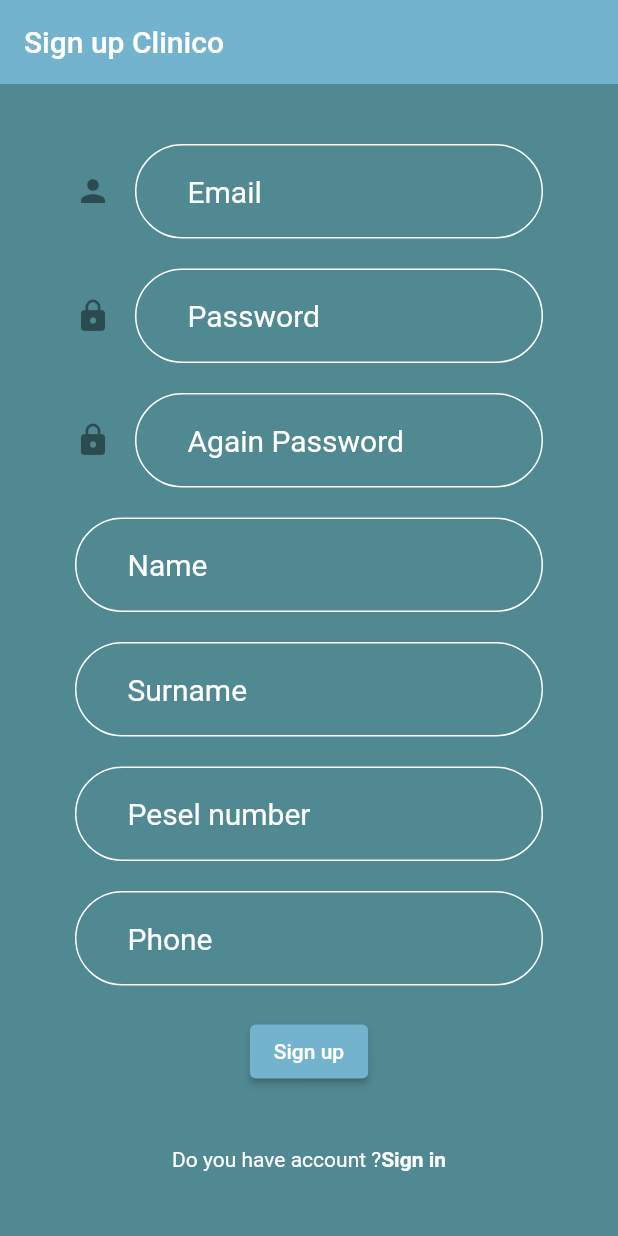
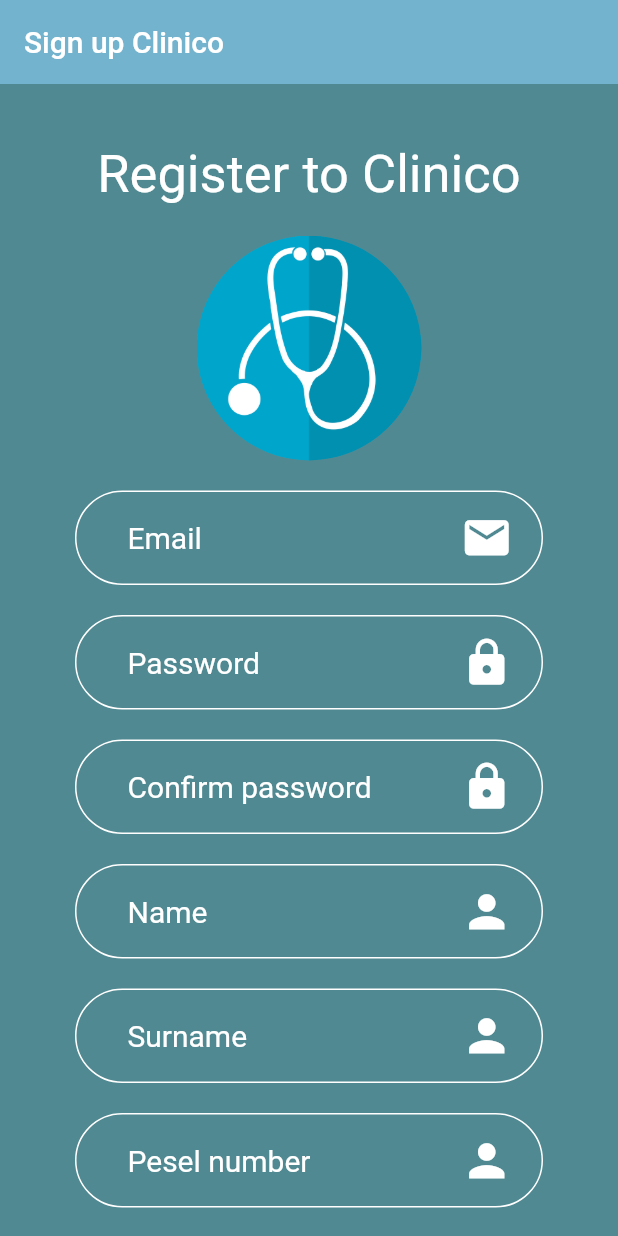
Before and after one commit to Eciric/Clinico, a Flutter app: the screen it shows after launch, after a tap on "Login", after a tap on "Sign up", on a phone screen of 412 x 824 dp. Run offline on Flutter 3.47's test engine with Material 2 defaults, Android fonts, the phone set to English and light mode, and no system bars; our stand-ins replace cloud_firestore, firebase_auth, firebase_core, flutter_spinkit; accounts and stored records are empty.

Commit message:
Login and register layout, text area to confirm..

```diff
--- a/lib/screens/authenticate/register.dart
+++ b/lib/screens/authenticate/register.dart
@@ -6,7 +6,6 @@ import 'package:clinico/style/inputdecoration.dart';
 import 'package:clinico/style/loading.dart';
 
 class Register extends StatefulWidget {
-
   final Function toggleView;
   Register({this.toggleView});
 
@@ -15,8 +14,7 @@ class Register extends StatefulWidget {
 }
 
 class _RegisterState extends State<Register> {
-
-  final AuthService _auth =AuthService();
+  final AuthService _auth = AuthService();
   final _formKey = GlobalKey<FormState>();
   bool loading = false;
 
@@ -28,11 +26,13 @@ class _RegisterState extends State<Register> {
   String surname = '';
   String pesel = '';
   String phoneNumber = '';
-  String error ='';
+  String error = '';
 
   @override
   Widget build(BuildContext context) {
-    return loading ? Loading() : Scaffold(
+    return loading
+        ? Loading()
+        : Scaffold(
             resizeToAvoidBottomInset: true,
             backgroundColor: MyColors.steelTeal,
             appBar: AppBar(
@@ -48,8 +48,35 @@ class _RegisterState extends State<Register> {
                   child: Column(
                     children: <Widget>[
                       SizedBox(height: 20.0),
+                      Text(
+                        'Register to Clinico',
+                        style: TextStyle(
+                          fontSize: 35,
+                          color: Colors.white,
+                        ),
+                      ),
+                      SizedBox(height: 20.0),
+                      Container(
+                        height: 150.0,
+                        width: 150.0,
+                        decoration: BoxDecoration(
+                          image: DecorationImage(
+                            image: AssetImage('assets/images/logo.jpg'),
+                            fit: BoxFit.fill,
+                          ),
+                          shape: BoxShape.circle,
+                        ),
+                      ),
+                      SizedBox(height: 20.0),
                       TextFormField(
-                decoration: MyDecoration.textInputDecoration.copyWith(icon: Icon(Icons.person),hintText: 'Email'),
+                        style: TextStyle(color: Colors.white, fontSize: 20),
+                        decoration: MyDecoration.textInputDecoration.copyWith(
+                          hintText: 'Email',
+                          suffixIcon: Padding(
+                              padding: EdgeInsets.symmetric(horizontal: 20),
+                              child: Icon(Icons.email,
+                                  color: Colors.white, size: 35.0)),
+                        ),
                         validator: (val) => val.isEmpty ? 'Type Email' : null,
                         onChanged: (val) {
                           setState(() => email = val);
@@ -57,41 +84,81 @@ class _RegisterState extends State<Register> {
                       ),
                       SizedBox(height: 20.0),
                       TextFormField(
-                decoration: MyDecoration.textInputDecoration.copyWith(hintText: 'Password',icon: Icon(Icons.lock)),
+                        style: TextStyle(color: Colors.white, fontSize: 20),
+                        decoration: MyDecoration.textInputDecoration.copyWith(
+                          hintText: 'Password',
+                          suffixIcon: Padding(
+                              padding: EdgeInsets.symmetric(horizontal: 20),
+                              child: Icon(Icons.lock,
+                                  color: Colors.white, size: 35.0)),
+                        ),
                         obscureText: true,
-                validator: (val) => val.length < 6 ? 'Type Password 6+ chars' : null,
+                        validator: (val) =>
+                            val.length < 6 ? 'Type Password 6+ chars' : null,
                         onChanged: (val) {
                           setState(() => password = val);
                         },
                       ),
                       SizedBox(height: 20.0),
                       TextFormField(
-                decoration: MyDecoration.textInputDecoration.copyWith(hintText: 'Again Password',icon: Icon(Icons.lock)),
+                        style: TextStyle(color: Colors.white, fontSize: 20),
+                        decoration: MyDecoration.textInputDecoration.copyWith(
+                          hintText: 'Confirm password',
+                          suffixIcon: Padding(
+                              padding: EdgeInsets.symmetric(horizontal: 20),
+                              child: Icon(Icons.lock,
+                                  color: Colors.white, size: 35.0)),
+                        ),
                         obscureText: true,
-                validator: (val) => val!=password ? 'Password must be the same' : null,
+                        validator: (val) => val != password
+                            ? 'Password must be the same'
+                            : null,
                         onChanged: (val) {
                           setState(() => password2 = val);
                         },
                       ),
                       SizedBox(height: 20.0),
                       TextFormField(
-                decoration: MyDecoration.textInputDecoration.copyWith(hintText: 'Name'),
-                validator: (val) => val.length == 0? 'Please type name' : null,
+                        style: TextStyle(color: Colors.white, fontSize: 20),
+                        decoration: MyDecoration.textInputDecoration.copyWith(
+                          hintText: 'Name',
+                          suffixIcon: Padding(
+                              padding: EdgeInsets.symmetric(horizontal: 20),
+                              child: Icon(Icons.person,
+                                  color: Colors.white, size: 35.0)),
+                        ),
+                        validator: (val) =>
+                            val.length == 0 ? 'Please type name' : null,
                         onChanged: (val) {
                           setState(() => name = val);
                         },
                       ),
                       SizedBox(height: 20.0),
                       TextFormField(
-                decoration: MyDecoration.textInputDecoration.copyWith(hintText: 'Surname'),
-                validator: (val) => val.length == 0? 'Please type surname' : null,
+                        style: TextStyle(color: Colors.white, fontSize: 20),
+                        decoration: MyDecoration.textInputDecoration.copyWith(
+                          hintText: 'Surname',
+                          suffixIcon: Padding(
+                              padding: EdgeInsets.symmetric(horizontal: 20),
+                              child: Icon(Icons.person,
+                                  color: Colors.white, size: 35.0)),
+                        ),
+                        validator: (val) =>
+                            val.length == 0 ? 'Please type surname' : null,
                         onChanged: (val) {
                           setState(() => surname = val);
                         },
                       ),
                       SizedBox(height: 20.0),
                       TextFormField(
-                decoration: MyDecoration.textInputDecoration.copyWith(hintText: 'Pesel number'),
+                        style: TextStyle(color: Colors.white, fontSize: 20),
+                        decoration: MyDecoration.textInputDecoration.copyWith(
+                          hintText: 'Pesel number',
+                          suffixIcon: Padding(
+                              padding: EdgeInsets.symmetric(horizontal: 20),
+                              child: Icon(Icons.person,
+                                  color: Colors.white, size: 35.0)),
+                        ),
                         validator: (val) => validatePeselNumber(val),
                         onChanged: (val) {
                           setState(() => pesel = val);
@@ -99,40 +166,70 @@ class _RegisterState extends State<Register> {
                       ),
                       SizedBox(height: 20.0),
                       TextFormField(
-                decoration: MyDecoration.textInputDecoration.copyWith(hintText: 'Phone'),
+                        style: TextStyle(color: Colors.white, fontSize: 20),
+                        decoration: MyDecoration.textInputDecoration.copyWith(
+                          hintText: 'Phone',
+                          suffixIcon: Padding(
+                              padding: EdgeInsets.symmetric(horizontal: 20),
+                              child: Icon(Icons.phone,
+                                  color: Colors.white, size: 35.0)),
+                        ),
                         validator: (val) => validateMobile(val),
                         onChanged: (val) {
                           setState(() => phoneNumber = val);
                         },
                       ),
-              SizedBox(height: 20.0,),
+                      SizedBox(
+                        height: 20.0,
+                      ),
                       ElevatedButton(
                         style: ButtonStyle(
-                  backgroundColor: MaterialStateProperty.all(MyColors.darkSkyBlue),
-                ),
+                            maximumSize:
+                                MaterialStateProperty.all(Size(300, 60)),
+                            minimumSize:
+                                MaterialStateProperty.all(Size(300, 60)),
+                            backgroundColor:
+                                MaterialStateProperty.all(MyColors.darkSkyBlue),
+                            shape: MaterialStateProperty.all(
+                                RoundedRectangleBorder(
+                                    side: BorderSide(
+                                        color: Colors.white,
+                                        width: 1,
+                                        style: BorderStyle.solid),
+                                    borderRadius:
+                                        BorderRadius.circular(90.0)))),
                         child: Text(
-                  'Sign up',
-                  style: TextStyle(color: Colors.white),
+                          'Register',
+                          style: TextStyle(color: Colors.white, fontSize: 30),
                         ),
                         onPressed: () async {
-                  if(_formKey.currentState.validate()){
+                          if (_formKey.currentState.validate()) {
                             setState(() => loading = true);
-                    dynamic result = await _auth.checkIfPeselIsAvaviable(pesel);
-                    if(result != 0) {
+                            dynamic result =
+                                await _auth.checkIfPeselIsAvaviable(pesel);
+                            if (result != 0) {
                               setState(() {
                                 error = 'Pesel is already in use';
                                 loading = false;
                               });
                             } else {
-                      result = await _auth.checkIfPhoneIsAvaviable(phoneNumber);
-                      if(result != 0) {
+                              result = await _auth
+                                  .checkIfPhoneIsAvaviable(phoneNumber);
+                              if (result != 0) {
                                 setState(() {
                                   error = 'Phone number is already in use';
                                   loading = false;
                                 });
                               } else {
-                          result = await _auth.registerWithEmailAndPassword(email, password, pesel ,phoneNumber,surname,name);
-                          if(result == null){
+                                result =
+                                    await _auth.registerWithEmailAndPassword(
+                                        email,
+                                        password,
+                                        pesel,
+                                        phoneNumber,
+                                        surname,
+                                        name);
+                                if (result == null) {
                                   setState(() {
                                     error = 'Incorrect email address';
                                     loading = false;
@@ -143,7 +240,9 @@ class _RegisterState extends State<Register> {
                           }
                         },
                       ),
-              SizedBox(height: 12.0,),
+                      SizedBox(
+                        height: 12.0,
+                      ),
                       Text(
                         error,
                         style: TextStyle(
@@ -151,16 +250,20 @@ class _RegisterState extends State<Register> {
                           fontSize: 14.0,
                         ),
                       ),
-              SizedBox(height: 12.0,),
+                      SizedBox(
+                        height: 12.0,
+                      ),
                       Row(
                         mainAxisAlignment: MainAxisAlignment.center,
                         children: <Widget>[
                           Text(
-                    'Do you have account ?',
+                            'Do you have account? ',
                             style: TextStyle(color: Colors.white),
                           ),
                           GestureDetector(
-                  onTap: () {widget.toggleView();},
+                            onTap: () {
+                              widget.toggleView();
+                            },
                             child: Text(
                               'Sign in',
                               style: TextStyle(
--- a/lib/screens/authenticate/sign_in.dart
+++ b/lib/screens/authenticate/sign_in.dart
@@ -99,13 +99,13 @@ class _SignInState extends State<SignIn> {
                         height: 20.0,
                       ),
                       ElevatedButton(
-                        style: /* ElevatedButton.styleFrom(
-                            minimumSize: const Size(200, 50),
-                            maximumSize: const Size(200, 50),
-                            background), */
-                            ButtonStyle(
-                                backgroundColor: MaterialStateProperty.all(
-                                    MyColors.darkSkyBlue),
+                        style: ButtonStyle(
+                            maximumSize:
+                                MaterialStateProperty.all(Size(300, 60)),
+                            minimumSize:
+                                MaterialStateProperty.all(Size(300, 60)),
+                            backgroundColor:
+                                MaterialStateProperty.all(MyColors.darkSkyBlue),
                             shape: MaterialStateProperty.all(
                                 RoundedRectangleBorder(
                                     side: BorderSide(
@@ -116,7 +116,7 @@ class _SignInState extends State<SignIn> {
                                         BorderRadius.circular(90.0)))),
                         child: Text(
                           'Login',
-                          style: TextStyle(color: Colors.white),
+                          style: TextStyle(color: Colors.white, fontSize: 30),
                         ),
                         onPressed: () async {
                           if (_formKey.currentState.validate()) {
```
Lines whose indentation alone changed are shown as unchanged.
